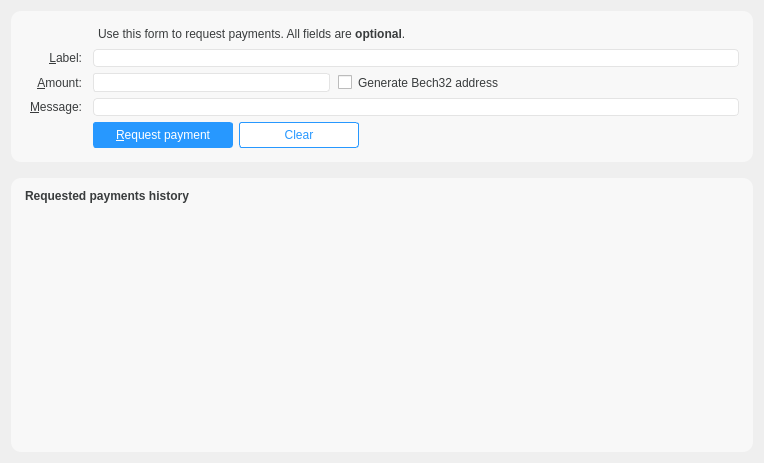
This is src/qt/forms/receivecoinsdialog.ui in ecoinchain/ecoin as Qt 5 draws it before an edit. The edited form follows.
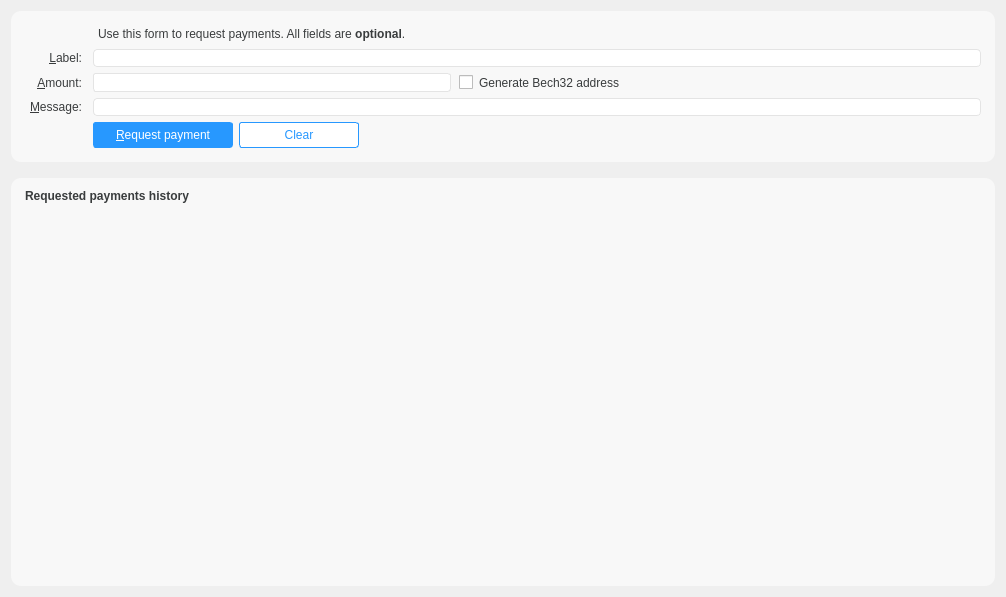
This is the edited form. Icons and pictures are not drawn. Custom widgets are drawn as their Qt base class.

Commit message: make sure color is correct when linux uses dark theme

Patch:
```diff
--- a/src/qt/forms/receivecoinsdialog.ui
+++ b/src/qt/forms/receivecoinsdialog.ui
@@ -6,8 +6,8 @@
    <rect>
     <x>0</x>
     <y>0</y>
-    <width>764</width>
-    <height>463</height>
+    <width>1006</width>
+    <height>597</height>
    </rect>
   </property>
   <property name="styleSheet">
@@ -52,6 +52,7 @@
 	color: rgb(57, 60, 61);
     border : 1px solid #E4E4E4 ;
    border-radius: 4px;
+	background-color: rgb(255, 255, 255);
 }
 
 </string>
@@ -370,6 +371,15 @@
         <property name="palette">
          <palette>
           <active>
+           <colorrole role="WindowText">
+            <brush brushstyle="SolidPattern">
+             <color alpha="255">
+              <red>0</red>
+              <green>0</green>
+              <blue>0</blue>
+             </color>
+            </brush>
+           </colorrole>
            <colorrole role="Button">
             <brush brushstyle="SolidPattern">
              <color alpha="255">
@@ -379,6 +389,24 @@
              </color>
             </brush>
            </colorrole>
+           <colorrole role="Text">
+            <brush brushstyle="SolidPattern">
+             <color alpha="255">
+              <red>0</red>
+              <green>0</green>
+              <blue>0</blue>
+             </color>
+            </brush>
+           </colorrole>
+           <colorrole role="ButtonText">
+            <brush brushstyle="SolidPattern">
+             <color alpha="255">
+              <red>0</red>
+              <green>0</green>
+              <blue>0</blue>
+             </color>
+            </brush>
+           </colorrole>
            <colorrole role="Base">
             <brush brushstyle="SolidPattern">
              <color alpha="255">
@@ -399,6 +427,15 @@
            </colorrole>
           </active>
           <inactive>
+           <colorrole role="WindowText">
+            <brush brushstyle="SolidPattern">
+             <color alpha="255">
+              <red>0</red>
+              <green>0</green>
+              <blue>0</blue>
+             </color>
+            </brush>
+           </colorrole>
            <colorrole role="Button">
             <brush brushstyle="SolidPattern">
              <color alpha="255">
@@ -408,6 +445,24 @@
              </color>
             </brush>
            </colorrole>
+           <colorrole role="Text">
+            <brush brushstyle="SolidPattern">
+             <color alpha="255">
+              <red>0</red>
+              <green>0</green>
+              <blue>0</blue>
+             </color>
+            </brush>
+           </colorrole>
+           <colorrole role="ButtonText">
+            <brush brushstyle="SolidPattern">
+             <color alpha="255">
+              <red>0</red>
+              <green>0</green>
+              <blue>0</blue>
+             </color>
+            </brush>
+           </colorrole>
            <colorrole role="Base">
             <brush brushstyle="SolidPattern">
              <color alpha="255">
@@ -428,6 +483,15 @@
            </colorrole>
           </inactive>
           <disabled>
+           <colorrole role="WindowText">
+            <brush brushstyle="SolidPattern">
+             <color alpha="255">
+              <red>0</red>
+              <green>0</green>
+              <blue>0</blue>
+             </color>
+            </brush>
+           </colorrole>
            <colorrole role="Button">
             <brush brushstyle="SolidPattern">
              <color alpha="255">
@@ -437,6 +501,24 @@
              </color>
             </brush>
            </colorrole>
+           <colorrole role="Text">
+            <brush brushstyle="SolidPattern">
+             <color alpha="255">
+              <red>0</red>
+              <green>0</green>
+              <blue>0</blue>
+             </color>
+            </brush>
+           </colorrole>
+           <colorrole role="ButtonText">
+            <brush brushstyle="SolidPattern">
+             <color alpha="255">
+              <red>0</red>
+              <green>0</green>
+              <blue>0</blue>
+             </color>
+            </brush>
+           </colorrole>
            <colorrole role="Base">
             <brush brushstyle="SolidPattern">
              <color alpha="255">
@@ -466,11 +548,14 @@
 QHeaderView::section {
    background-color: rgb(242, 242, 242);
     border: 0px;
+color: #000000;
+
 }
 
 QTableView {
 border-radius: 5px;
 	background-color: rgb(248, 248, 248);
+color: #000000;
 }
 </string>
         </property>
```
The commit also changes 4 other files.
